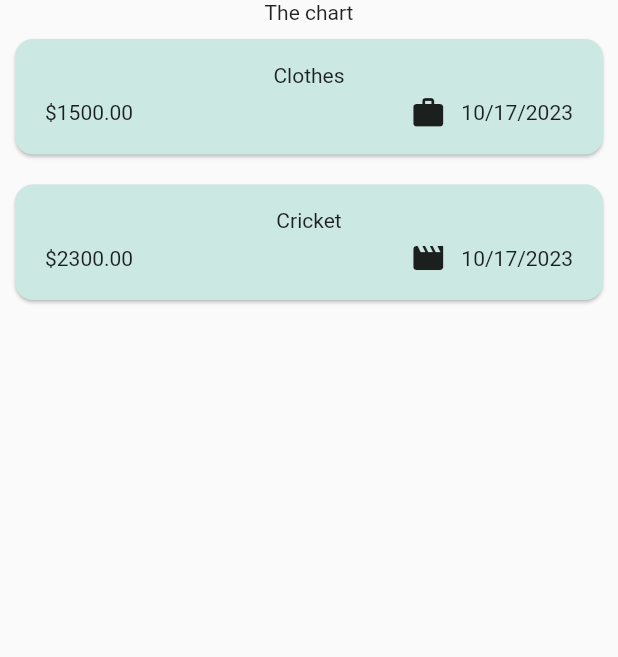
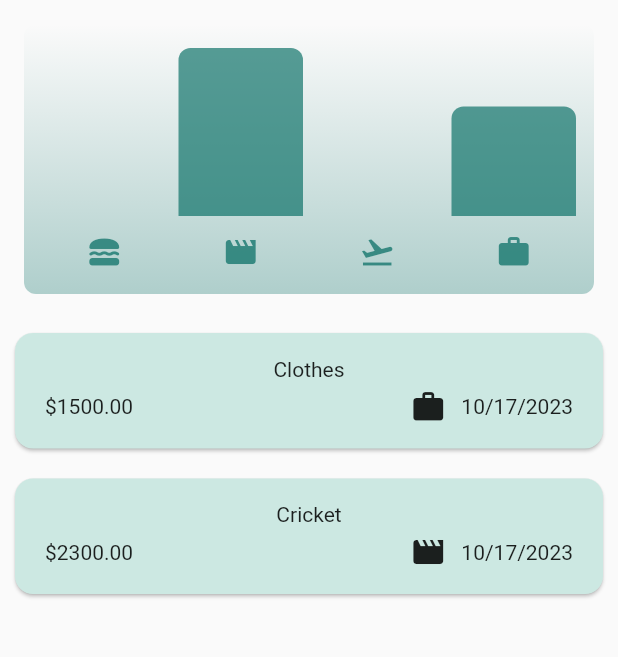
Before and after one commit to 8055vineet/ExpenseTracker, a Flutter app: the screen it shows after launch, on a phone screen of 412 x 824 dp, the part 84-741 px from its top. Run offline on Flutter 3.47's test engine with Material 2 defaults, Android fonts, the phone set to English and light mode, and no system bars.

Commit message:
added chart and chart bar

```diff
--- a/lib/widgets/chart/chart.dart
+++ b/lib/widgets/chart/chart.dart
@@ -0,0 +1,96 @@
+import 'package:flutter/material.dart';
+
+import 'package:expensetracker/widgets/chart/chart_bar.dart';
+import 'package:expensetracker/models/expense.dart';
+
+
+class Chart extends StatelessWidget {
+  const Chart({super.key, required this.expenses});
+
+  final List<Expense> expenses;
+
+  List<ExpenseBucket> get buckets {
+    return [
+      ExpenseBucket.forCategory(expenses, Category.food),
+      ExpenseBucket.forCategory(expenses, Category.leisure),
+      ExpenseBucket.forCategory(expenses, Category.travel),
+      ExpenseBucket.forCategory(expenses, Category.work),
+    ];
+  }
+
+  double get maxTotalExpense {
+    double maxTotalExpense = 0;
+
+    for (final bucket in buckets) {
+      if (bucket.totalExpense > maxTotalExpense) {
+        maxTotalExpense = bucket.totalExpense;
+      }
+    }
+
+    return maxTotalExpense;
+  }
+
+  @override
+  Widget build(BuildContext context) {
+    final isDarkMode =
+        MediaQuery.of(context).platformBrightness == Brightness.dark;
+    return Container(
+      margin: const EdgeInsets.all(16),
+      padding: const EdgeInsets.symmetric(
+        vertical: 16,
+        horizontal: 8,
+      ),
+      width: double.infinity,
+      height: 180,
+      decoration: BoxDecoration(
+        borderRadius: BorderRadius.circular(8),
+        gradient: LinearGradient(
+          colors: [
+            Theme.of(context).colorScheme.primary.withOpacity(0.3),
+            Theme.of(context).colorScheme.primary.withOpacity(0.0)
+          ],
+          begin: Alignment.bottomCenter,
+          end: Alignment.topCenter,
+        ),
+      ),
+      child: Column(
+        children: [
+          Expanded(
+            child: Row(
+              crossAxisAlignment: CrossAxisAlignment.end,
+              children: [
+                for (final bucket in buckets) // alternative to map()
+                  ChartBar(
+                    fill: bucket.totalExpense == 0
+                        ? 0
+                        : bucket.totalExpense / maxTotalExpense,
+                  )
+              ],
+            ),
+          ),
+          const SizedBox(height: 12),
+          Row(
+            children: buckets
+                .map(
+                  (bucket) => Expanded(
+                child: Padding(
+                  padding: const EdgeInsets.symmetric(horizontal: 4),
+                  child: Icon(
+                    categoryIcons[bucket.category],
+                    color: isDarkMode
+                        ? Theme.of(context).colorScheme.secondary
+                        : Theme.of(context)
+                        .colorScheme
+                        .primary
+                        .withOpacity(0.7),
+                  ),
+                ),
+              ),
+            )
+                .toList(),
+          )
+        ],
+      ),
+    );
+  }
+}
--- a/lib/widgets/chart/chart_bar.dart
+++ b/lib/widgets/chart/chart_bar.dart
@@ -0,0 +1,34 @@
+import 'package:flutter/material.dart';
+
+class ChartBar extends StatelessWidget {
+  const ChartBar({
+    super.key,
+    required this.fill,
+  });
+
+  final double fill;
+
+  @override
+  Widget build(BuildContext context) {
+    final isDarkMode =
+        MediaQuery.of(context).platformBrightness == Brightness.dark;
+    return Expanded(
+      child: Padding(
+        padding: const EdgeInsets.symmetric(horizontal: 4),
+        child: FractionallySizedBox(
+          heightFactor: fill,
+          child: DecoratedBox(
+            decoration: BoxDecoration(
+              shape: BoxShape.rectangle,
+              borderRadius:
+              const BorderRadius.vertical(top: Radius.circular(8)),
+              color: isDarkMode
+                  ? Theme.of(context).colorScheme.secondary
+                  : Theme.of(context).colorScheme.primary.withOpacity(0.65),
+            ),
+          ),
+        ),
+      ),
+    );
+  }
+}
--- a/lib/widgets/expenses.dart
+++ b/lib/widgets/expenses.dart
@@ -2,7 +2,7 @@ import 'package:expensetracker/models/expense.dart';
 import 'package:expensetracker/widgets/new_expense.dart';
 import 'package:flutter/material.dart';
 import 'package:expensetracker/widgets/expenses_list/expenses_list.dart';
-import 'package:expensetracker/widgets/new_expense.dart';
+import 'package:expensetracker/widgets/chart/chart.dart';
 
 class Expenses extends StatefulWidget {
   const Expenses({super.key});
@@ -38,8 +38,8 @@ class _ExpensesState extends State<Expenses> {
     });
     ScaffoldMessenger.of(context).showSnackBar(
       SnackBar(
-        content: Text("Expense Deleted"),
-        duration: Duration(seconds: 3),
+        content: const Text("Expense Deleted"),
+        duration: const Duration(seconds: 3),
         action: SnackBarAction(
           label: "undo",
           onPressed: (){
@@ -56,7 +56,7 @@ class _ExpensesState extends State<Expenses> {
 
   void _openAddExpenseOverLay() {
     showModalBottomSheet(
-        backgroundColor: Color.fromARGB(255, 4, 4, 4),
+        backgroundColor: const Color.fromARGB(255, 4, 4, 4),
         context: context,
         builder: (ctx) {
           return NewExpense(onAddExpense: _addExpense);
@@ -87,7 +87,7 @@ class _ExpensesState extends State<Expenses> {
         ),
         body: Column(
           children: [
-            const Text("The chart"),
+            Chart(expenses: _registeredExpenses),
             Expanded(child: maincontent),
           ],
         ));
```
